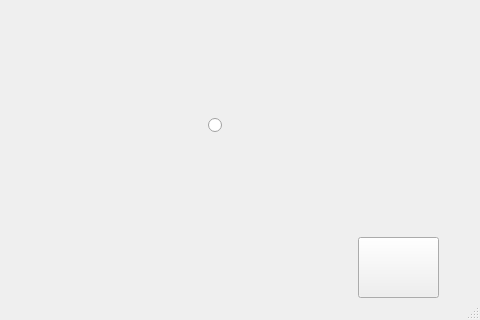
Before: the Qt Designer form src/templates/tela_avaliacao.ui in DanilloMLS/lepee, drawn with Qt 5; both pictures show x 592 to 1072 and y 373 to 693 of the 1072 by 693 pixel window.
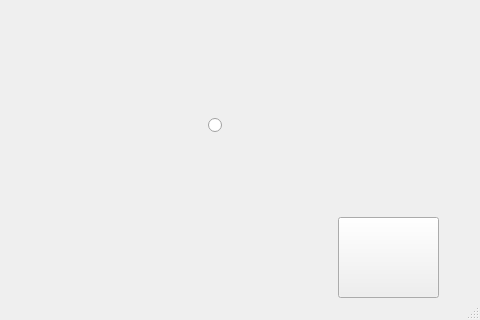
After: the same form once the commit is applied. Icons and pictures are not drawn.

```diff
--- a/src/templates/tela_avaliacao.ui
+++ b/src/templates/tela_avaliacao.ui
@@ -21,10 +21,10 @@
    <widget class="QPushButton" name="proxPergButton">
     <property name="geometry">
      <rect>
-      <x>950</x>
-      <y>610</y>
-      <width>81</width>
-      <height>61</height>
+      <x>930</x>
+      <y>590</y>
+      <width>101</width>
+      <height>81</height>
      </rect>
     </property>
     <property name="text">
```
Left out of the diff: 2 changed lines with no effect on the pictures.
